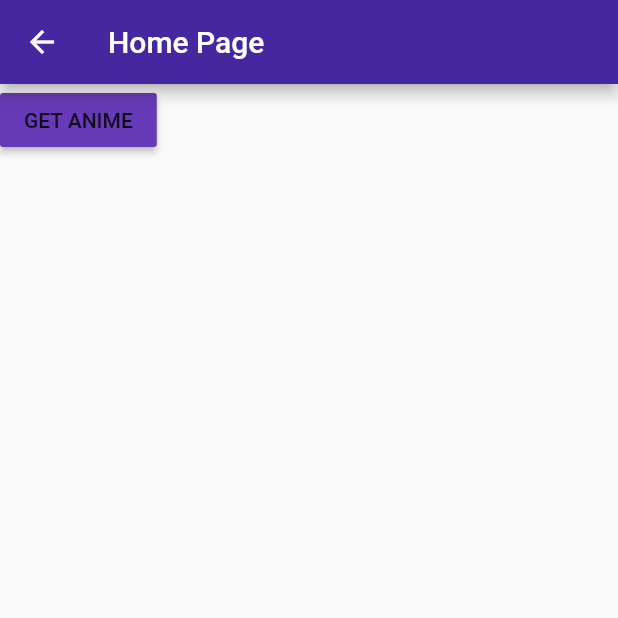
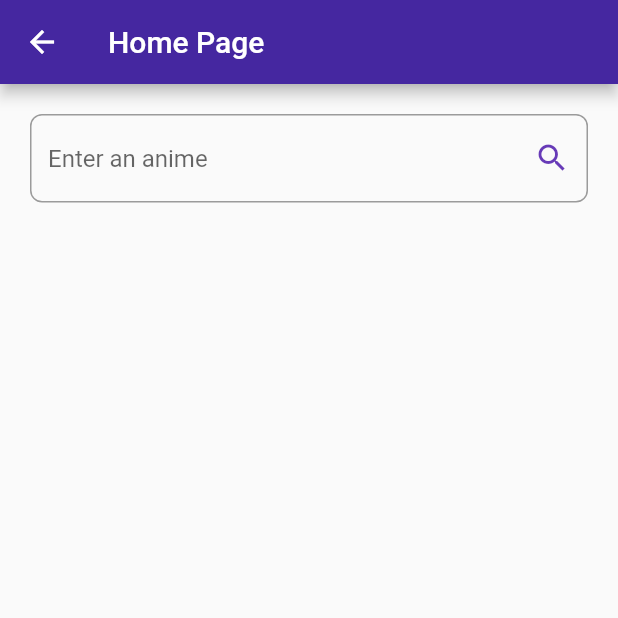
Before and after one commit to RafaelAndrade0/Anime-Search, a Flutter app: the Homepage screen opened directly, on a phone screen of 412 x 824 dp, the top half of it. Run offline on Flutter 3.47's test engine with Material 2 defaults, Android fonts, the phone set to English and light mode, and no system bars; our stand-ins replace auto_route, bloc, dartz, firebase_auth, flushbar, flutter_bloc and 6 more; missing offline and left inert: flutter_auth_buttons; accounts and stored records are empty; generated files the repository leaves out were written again.

Commit message:
Implementando as widfets animeInitial e animeLoaded

```diff
--- a/lib/presentation/home/home_page.dart
+++ b/lib/presentation/home/home_page.dart
@@ -1,7 +1,7 @@
 import 'package:anime_search/application/anime/anime_bloc.dart';
-import 'package:anime_search/application/auth/auth_bloc.dart';
-import 'package:anime_search/infrastructure/anime/anime_repository.dart';
 import 'package:anime_search/injection.dart';
+import 'package:anime_search/presentation/home/widgets/build_anime_initial.dart';
+import 'package:anime_search/presentation/home/widgets/build_anime_loaded.dart';
 import 'package:anime_search/presentation/loader/loader.dart';
 import 'package:flutter/material.dart';
 import 'package:flutter_bloc/flutter_bloc.dart';
@@ -17,23 +17,14 @@ class Homepage extends StatelessWidget {
         create: (context) => getIt<AnimeBloc>(),
         child: BlocBuilder<AnimeBloc, AnimeState>(builder: (context, state) {
           return state.map(
-                animeLoading: (e) => const Text('ANIME LOADING.........'),
-                animeLoaded: (e) => const Text('Anime Loaded'),
+              animeLoading: (e) => Loader(),
+              animeLoaded: (e) => BuildAnimeLoaded(
+                    animeList: e.animeList,
+                  ),
               animeError: (e) => const Text('Anime Error'),
-                animeInitial: (e) {
-                  return MaterialButton(
-                    color: Colors.deepPurple,
-                    onPressed: () {
-                      context.bloc<AnimeBloc>().add(
-                            const AnimeEvent.getAnime(
-                              'naruto',
+              animeInitial: (e) => BuildAnimeInitial());
+        }),
       ),
     );
-                    },
-                    child: const Text('GET ANIME'),
-                  );
-                });
-          }),
-        ));
   }
 }
--- /dev/null
+++ b/lib/presentation/home/widgets/build_anime_initial.dart
@@ -0,0 +1,29 @@
+import 'package:anime_search/application/anime/anime_bloc.dart';
+import 'package:flutter/material.dart';
+import 'package:flutter_bloc/flutter_bloc.dart';
+
+class BuildAnimeInitial extends StatelessWidget {
+  @override
+  Widget build(BuildContext context) {
+    return BlocBuilder<AnimeBloc, AnimeState>(
+      builder: (context, state) {
+        return Container(
+          padding: const EdgeInsets.all(20),
+          child: TextField(
+            onSubmitted: (value) => context
+                .bloc<AnimeBloc>()
+                .add(const AnimeEvent.getAnime('bleach')),
+            textInputAction: TextInputAction.search,
+            decoration: InputDecoration(
+              hintText: "Enter an anime",
+              suffixIcon: Icon(
+                Icons.search,
+                color: Colors.deepPurple,
+              ),
+            ),
+          ),
+        );
+      },
+    );
+  }
+}
```
Also changed, not shown: lib/presentation/home/widgets/build_anime_loaded.dart (added, +31 -0 lines). Lines whose indentation alone changed are shown as unchanged.
